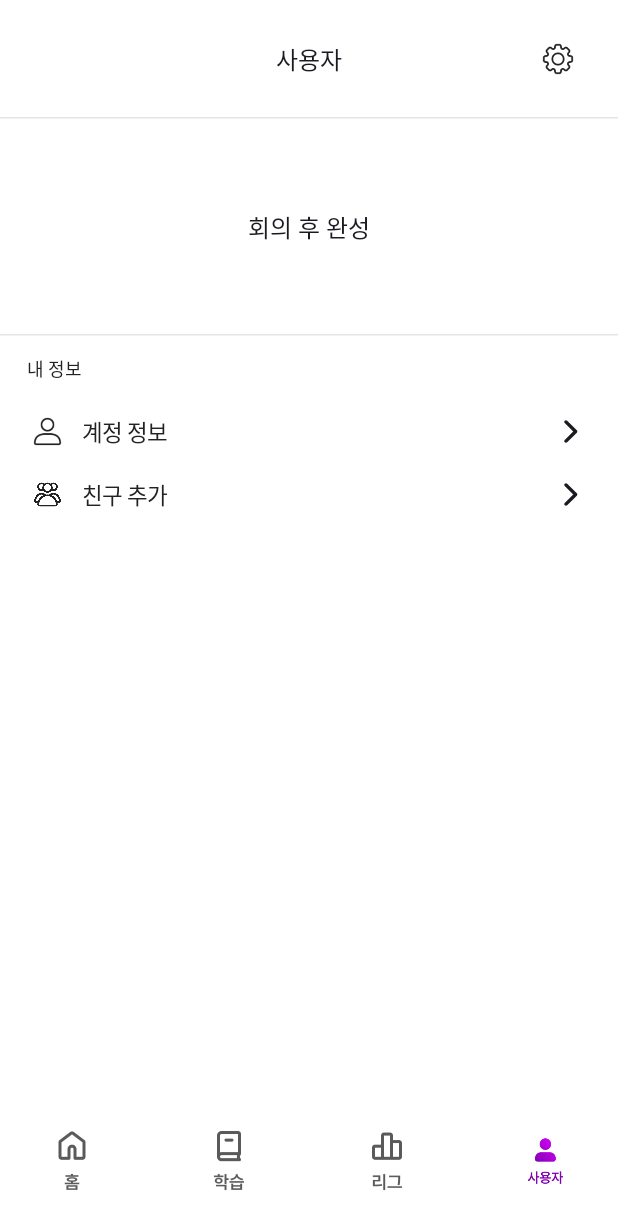
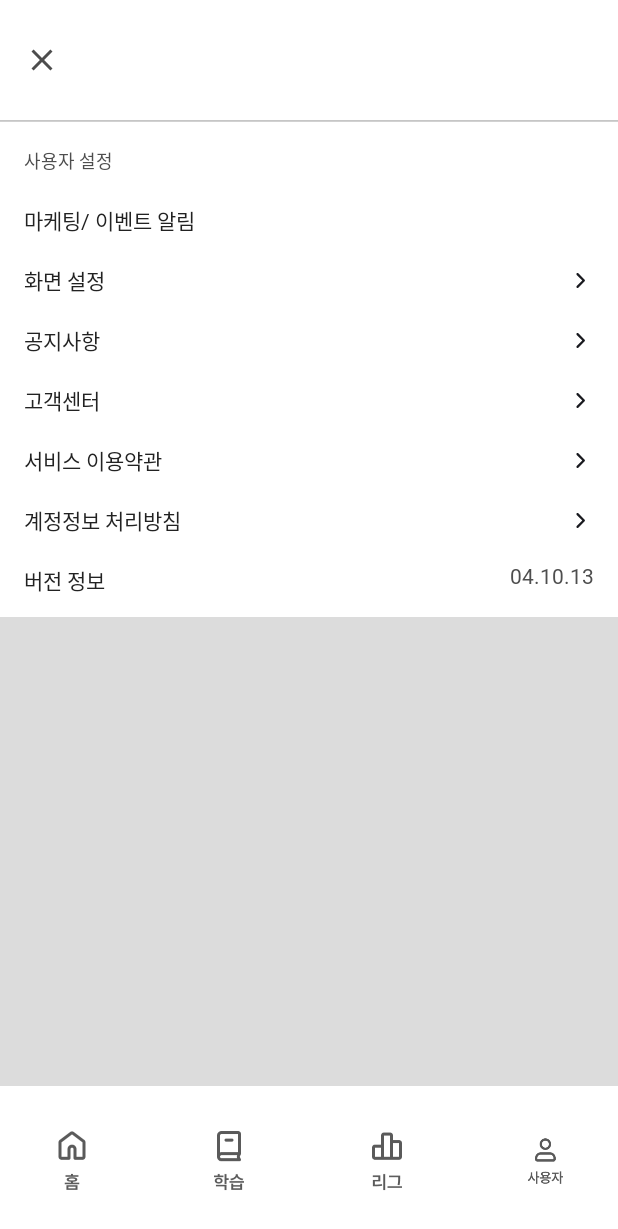
Before and after one commit to Team-Gravit/gravit-aos, an Android app built with Jetpack Compose: the UserScreen screen opened through its navigation route, after a tap on "setting", on a phone screen of 412 x 824 dp. Shown: the top 1229 px of the screen. Run offline under Robolectric (Android 15) with nearby library versions, the phone set to English and light mode, and no system bars; Roboto replaces fonts that are not available here.

Commit message:
사용자 페이지 반절 정도?

```diff
--- a/app/src/main/java/com/example/gravit/main/MainScreen.kt
+++ b/app/src/main/java/com/example/gravit/main/MainScreen.kt
@@ -1,11 +1,13 @@
 package com.example.gravit.main
 
 import BottomNavigationBar
+import android.accounts.Account
 import androidx.compose.foundation.layout.WindowInsets
 import androidx.compose.foundation.layout.padding
 import androidx.compose.material3.Scaffold
 import androidx.compose.runtime.Composable
 import androidx.compose.ui.Modifier
+import androidx.navigation.NavController
 import androidx.navigation.compose.NavHost
 import androidx.navigation.compose.composable
 import androidx.navigation.compose.rememberNavController
@@ -20,26 +22,28 @@ import com.example.gravit.main.Study.Stage.Moon
 import com.example.gravit.main.Study.Stage.Saturn
 import com.example.gravit.main.Study.Stage.Uranus
 import com.example.gravit.main.Study.Stage.Venus
+import com.example.gravit.main.User.AddFriend
+import com.example.gravit.main.User.Setting
 import com.example.gravit.main.User.UserScreen
 
 @Composable
-fun MainScreen() {
-    val navController = rememberNavController()
+fun MainScreen(rootNavController: NavController) {
+    val innerNavController = rememberNavController()
 
     Scaffold(
-        bottomBar = { BottomNavigationBar(navController) },
+        bottomBar = { BottomNavigationBar(innerNavController) },
         contentWindowInsets = WindowInsets(0, 0, 0, 0)
     ) { innerPadding ->
         NavHost(
-            navController = navController,
+            navController = innerNavController,
             startDestination = "home",
             modifier = Modifier.padding(innerPadding)
         ) {
             composable("home") { HomeScreen() }
 
-            //study
-            composable("study") { StudyScreen(navController) }      // == study/root
-            composable("study/earth") { Earth(navController) }
+            // study
+            composable("study") { StudyScreen(innerNavController) }
+            composable("study/earth") { Earth(innerNavController) }
             composable("study/jupiter") { Jupiter() }
             composable("study/mars") { Mars() }
             composable("study/mercury") { Mercury() }
@@ -49,7 +53,12 @@ fun MainScreen() {
             composable("study/venus") { Venus() }
 
             composable("league") { LeagueScreen() }
-            composable("user") { UserScreen() }
+
+            composable("user") { UserScreen(innerNavController) }
+            composable("setting") { Setting(innerNavController) }
+            composable("account") { com.example.gravit.main.User.Account(innerNavController)}
+        //Account로 하면 안되고 저렇게 하면 되더라ㅠ
+            composable("addfriend") { AddFriend(innerNavController) }
         }
     }
 }
--- a/app/src/main/java/com/example/gravit/main/Study/MultipleChoice.kt
+++ b/app/src/main/java/com/example/gravit/main/Study/MultipleChoice.kt
@@ -37,7 +37,7 @@ fun MultipleChoice() {
             Box(
                 modifier = Modifier
                     .fillMaxWidth()
-                    .height(100.dp)
+                    .height(80.dp)
             ) {
                 Text(
                     text = "챕터 이름",
--- a/app/src/main/java/com/example/gravit/main/Study/ShortAnswer.kt
+++ b/app/src/main/java/com/example/gravit/main/Study/ShortAnswer.kt
@@ -39,7 +39,7 @@ fun ShortAnswer() {
             Box(
                 modifier = Modifier
                     .fillMaxWidth()
-                    .height(60.dp)
+                    .height(80.dp)
             ) {
                 Text(
                     text = "챕터 이름",
--- a/app/src/main/java/com/example/gravit/main/User/Setting.kt
+++ b/app/src/main/java/com/example/gravit/main/User/Setting.kt
@@ -1 +1,290 @@
 package com.example.gravit.main.User
+
+import androidx.compose.foundation.background
+import androidx.compose.foundation.clickable
+import androidx.compose.foundation.layout.Arrangement
+import androidx.compose.foundation.layout.Box
+import androidx.compose.foundation.layout.Column
+import androidx.compose.foundation.layout.Row
+import androidx.compose.foundation.layout.fillMaxHeight
+import androidx.compose.foundation.layout.fillMaxSize
+import androidx.compose.foundation.layout.fillMaxWidth
+import androidx.compose.foundation.layout.height
+import androidx.compose.foundation.layout.padding
+import androidx.compose.foundation.layout.size
+import androidx.compose.material.icons.Icons
+import androidx.compose.material.icons.filled.Close
+import androidx.compose.material3.HorizontalDivider
+import androidx.compose.material3.Icon
+import androidx.compose.material3.Text
+import androidx.compose.runtime.Composable
+import androidx.compose.ui.Alignment
+import androidx.compose.ui.Modifier
+import androidx.compose.ui.graphics.Color
+import androidx.compose.ui.graphics.vector.ImageVector
+import androidx.compose.ui.res.vectorResource
+import androidx.compose.ui.text.TextStyle
+import androidx.compose.ui.text.font.FontWeight
+import androidx.compose.ui.tooling.preview.Preview
+import androidx.compose.ui.unit.dp
+import androidx.compose.ui.unit.sp
+import androidx.navigation.NavController
+import androidx.navigation.compose.rememberNavController
+import com.example.gravit.R
+import com.example.gravit.ui.theme.pretendard
+
+
+@Composable
+fun Setting(navController: NavController){
+
+    Box(
+        modifier = Modifier
+            .fillMaxSize()
+            .background(Color(0xFFDCDCDC))
+    ){
+        Column {
+            Box(
+                modifier = Modifier
+                    .fillMaxWidth()
+                    .height(80.dp)
+                    .background(Color.White)
+            ) {
+                Icon(
+                    imageVector = Icons.Default.Close,
+                    contentDescription = "닫기",
+                    modifier = Modifier
+                        .padding(start = 16.dp)
+                        .align(Alignment.CenterStart)
+                        .clickable {
+                            navController.popBackStack()
+                        },
+                    tint = Color(0xFF4D4D4D)
+                )
+            }
+            HorizontalDivider(
+                color = Color.Black.copy(alpha = 0.1f),
+                thickness = 1.dp,
+                modifier = Modifier.fillMaxWidth()
+            )
+            Box(
+                modifier = Modifier
+                    .fillMaxWidth()
+                    .background(Color.White)
+                    .height(330.dp),
+            ) {
+                Column(
+                    modifier = Modifier
+                        .fillMaxHeight()
+                        .padding(start = 16.dp, end = 16.dp),
+                    verticalArrangement = Arrangement.Center
+                ) {
+                    Box(
+                        modifier = Modifier
+                            .fillMaxWidth()
+                            .height(40.dp),
+                        contentAlignment = Alignment.CenterStart
+                    ) {
+                        Text(
+                            text = "사용자 설정",
+                            style = TextStyle(
+                                fontSize = 12.sp,
+                                fontWeight = FontWeight.Medium,
+                                fontFamily = pretendard
+                            ),
+                            color = Color(0xFF4E4E4E),
+                        )
+                    }
+                    Box(
+                        modifier = Modifier
+                            .fillMaxWidth()
+                            .height(40.dp),
+                        contentAlignment = Alignment.CenterStart
+                    ) {
+                        Text(
+                            text = "마케팅/ 이벤트 알림",
+                            style = TextStyle(
+                                fontSize = 14.sp,
+                                fontWeight = FontWeight.Medium,
+                                fontFamily = pretendard
+                            ),
+                            color = Color(0xFF222222),
+                        )
+                    }
+                    Box(
+                        modifier = Modifier
+                            .fillMaxWidth()
+                            .height(40.dp),
+                        contentAlignment = Alignment.CenterStart
+                    ) {
+                        Text(
+                            text = "화면 설정",
+                            style = TextStyle(
+                                fontSize = 14.sp,
+                                fontWeight = FontWeight.Medium,
+                                fontFamily = pretendard
+                            ),
+                            color = Color(0xFF222222),
+                        )
+
+                        Icon(
+                            imageVector = ImageVector.vectorResource(id = R.drawable.left_line),
+                            contentDescription = "account info",
+                            modifier = Modifier
+                                .size(18.dp)
+                                .align(Alignment.CenterEnd)
+                                .clickable {
+                                    // 계정 정보 창으로 넘어가기
+                                }
+                        )
+                    }
+                    Box(
+                        modifier = Modifier
+                            .fillMaxWidth()
+                            .height(40.dp),
+                        contentAlignment = Alignment.CenterStart
+                    ) {
+                        Text(
+                            text = "공지사항",
+                            style = TextStyle(
+                                fontSize = 14.sp,
+                                fontWeight = FontWeight.Medium,
+                                fontFamily = pretendard
+                            ),
+                            color = Color(0xFF222222),
+                        )
+
+                        Icon(
+                            imageVector = ImageVector.vectorResource(id = R.drawable.left_line),
+                            contentDescription = "account info",
+                            modifier = Modifier
+                                .size(18.dp)
+                                .align(Alignment.CenterEnd)
+                                .clickable {
+                                    // 계정 정보 창으로 넘어가기
+                                }
+                        )
+                    }
+                    Box(
+                        modifier = Modifier
+                            .fillMaxWidth()
+                            .height(40.dp),
+                        contentAlignment = Alignment.CenterStart
+                    ) {
+                        Text(
+                            text = "고객센터",
+                            style = TextStyle(
+                                fontSize = 14.sp,
+                                fontWeight = FontWeight.Medium,
+                                fontFamily = pretendard
+                            ),
+                            color = Color(0xFF222222),
+                        )
+
+                        Icon(
+                            imageVector = ImageVector.vectorResource(id = R.drawable.left_line),
+                            contentDescription = "account info",
+                            modifier = Modifier
+                                .size(18.dp)
+                                .align(Alignment.CenterEnd)
+                                .clickable {
+                                    // 계정 정보 창으로 넘어가기
+                                }
+                        )
+                    }
+                    Box(
+                        modifier = Modifier
+                            .fillMaxWidth()
+                            .height(40.dp),
+                        contentAlignment = Alignment.CenterStart
+                    ) {
+                        Text(
+                            text = "서비스 이용약관",
+                            style = TextStyle(
+                                fontSize = 14.sp,
+                                fontWeight = FontWeight.Medium,
+                                fontFamily = pretendard
+                            ),
+                            color = Color(0xFF222222),
+                        )
+
+                        Icon(
+                            imageVector = ImageVector.vectorResource(id = R.drawable.left_line),
+                            contentDescription = "account info",
+                            modifier = Modifier
+                                .size(18.dp)
+                                .align(Alignment.CenterEnd)
+                                .clickable {
+                                    // 계정 정보 창으로 넘어가기
+                                }
+                        )
+                    }
+                    Box(
+                        modifier = Modifier
+                            .fillMaxWidth()
+                            .height(40.dp),
+                        contentAlignment = Alignment.CenterStart
+                    ) {
+                        Text(
+                            text = "계정정보 처리방침",
+                            style = TextStyle(
+                                fontSize = 14.sp,
+                                fontWeight = FontWeight.Medium,
+                                fontFamily = pretendard
+                            ),
+                            color = Color(0xFF222222),
+                        )
+
+                        Icon(
+                            imageVector = ImageVector.vectorResource(id = R.drawable.left_line),
+                            contentDescription = "account info",
+                            modifier = Modifier
+                                .size(18.dp)
+                                .align(Alignment.CenterEnd)
+                                .clickable {
+                                    // 계정 정보 창으로 넘어가기
+                                }
+                        )
+                    }
+                    Box(
+                        modifier = Modifier
+                            .fillMaxWidth()
+                            .height(40.dp),
+                        contentAlignment = Alignment.CenterStart
+                    ) {
+                        Row(
+                            modifier = Modifier.fillMaxWidth(),
+                            horizontalArrangement = Arrangement.SpaceBetween
+                        ){
+                            Text(
+                                text = "버전 정보",
+                                style = TextStyle(
+                                    fontSize = 14.sp,
+                                    fontWeight = FontWeight.Medium,
+                                    fontFamily = pretendard
+                                ),
+                                color = Color(0xFF222222),
+                            )
+                            Text(
+                                text = "04.10.13",
+                                style = TextStyle(
+                                    fontSize = 14.sp,
+                                    fontWeight = FontWeight.Medium,
+                                    fontFamily = pretendard
+                                ),
+                                color = Color(0xFF4E4E4E),
+                            )
+                        }
+                    }
+                }
+            }
+        }
+    }
+}
+
+@Preview(showBackground = true)
+@Composable
+fun SettingPreview() {
+    // 프리뷰용 NavController 생성
+    val navController = rememberNavController()
+    Setting(navController = navController)
+}
--- a/app/src/main/java/com/example/gravit/main/User/UserScreen.kt
+++ b/app/src/main/java/com/example/gravit/main/User/UserScreen.kt
@@ -7,6 +7,8 @@ import androidx.compose.foundation.layout.Arrangement
 import androidx.compose.foundation.layout.Box
 import androidx.compose.foundation.layout.BoxWithConstraints
 import androidx.compose.foundation.layout.Column
+import androidx.compose.foundation.layout.Row
+import androidx.compose.foundation.layout.Spacer
 import androidx.compose.foundation.layout.fillMaxHeight
 import androidx.compose.foundation.layout.fillMaxSize
 import androidx.compose.foundation.layout.fillMaxWidth
@@ -15,8 +17,10 @@ import androidx.compose.foundation.layout.padding
 import androidx.compose.foundation.layout.size
 import androidx.compose.foundation.layout.statusBarsPadding
 import androidx.compose.foundation.layout.systemBarsPadding
+import androidx.compose.foundation.layout.width
 import androidx.compose.material3.HorizontalDivider
 import androidx.compose.material3.Icon
+import androidx.compose.material3.MaterialTheme
 import androidx.compose.material3.Text
 import androidx.compose.runtime.Composable
 import androidx.compose.ui.Alignment
@@ -31,11 +35,13 @@ import androidx.compose.ui.text.font.FontWeight
 import androidx.compose.ui.tooling.preview.Preview
 import androidx.compose.ui.unit.dp
 import androidx.compose.ui.unit.sp
+import androidx.navigation.NavController
+import androidx.navigation.compose.rememberNavController
 import com.example.gravit.R
 import com.example.gravit.ui.theme.pretendard
 
 @Composable
-fun UserScreen() {
+fun UserScreen(navController: NavController) {
     val configuration = LocalConfiguration.current
     val screenHeight = configuration.screenHeightDp.dp
     val screenWidth = configuration.screenWidthDp.dp
@@ -50,29 +56,29 @@ fun UserScreen() {
                 .fillMaxSize()
         ) {
 
+            Spacer(modifier = Modifier.height(30.dp))
+
             Box(
                 modifier = Modifier
                     .fillMaxWidth()
-                    .height(screenHeight * (70f / 740f))
+                    .height(80.dp)
             ) {
                 Text(
                     text = "사용자",
-                    style = TextStyle(
-                        fontSize = 16.sp,
-                        fontWeight = FontWeight.SemiBold,
-                        fontFamily = pretendard
-                    ),
-                    modifier = Modifier.align(Alignment.Center)
+                    fontSize = 20.sp,
+                    fontFamily = pretendard,
+                    fontWeight = FontWeight.Bold,
+                    modifier = Modifier.align(Alignment.Center),
+                    style = MaterialTheme.typography.bodyLarge
                 )
                 Image(
                     painter = painterResource(id = R.drawable.setting),
                     contentDescription = "setting",
                     modifier = Modifier
-                        .padding(end = screenWidth * (25f / 360f))
-                        .size(screenWidth * (20f / 360f))
+                        .padding(end = 16.dp)
                         .align(Alignment.CenterEnd)
                         .clickable{
-                            //설정 창으로 넘어가기
+                            navController.navigate("setting")
                         }
                 )
             }
@@ -107,18 +113,19 @@ fun UserScreen() {
 
             Box(
                 modifier = Modifier
-                    .padding(horizontal = screenWidth * (16f / 360f))
                     .fillMaxWidth()
-                    .height(screenHeight * (114f / 740f)),
+                    .height(130.dp),
             ) {
                 Column (
-                    modifier = Modifier.fillMaxHeight(),
+                    modifier = Modifier
+                        .fillMaxHeight()
+                        .padding(start = 16.dp, end = 16.dp),
                     verticalArrangement = Arrangement.Center
                 ) {
                     Box(
                         modifier = Modifier
                             .fillMaxWidth()
-                            .height(screenHeight * (38f / 740f)),
+                            .height(40.dp),
                         contentAlignment = Alignment.CenterStart
                     ) {
                         Text(
@@ -128,20 +135,27 @@ fun UserScreen() {
                                 fontWeight = FontWeight.Medium,
                                 fontFamily = pretendard
                             ),
-                            color = Color(0xFF222222),
+                            color = Color(0xFF4E4E4E),
                         )
                     }
                     Box(
                         modifier = Modifier
                             .fillMaxWidth()
-                            .height(screenHeight * (38f / 740f)),
+                            .height(40.dp),
                         contentAlignment = Alignment.CenterStart
+                    ) {
+                        Row(
+                            verticalAlignment = Alignment.CenterVertically
                         ) {
                             Image(
                                 painter = painterResource(id = R.drawable.user),
                                 contentDescription = "user",
-                            modifier = Modifier.size(screenWidth * (24f / 360f))
+                                modifier = Modifier
+                                    .padding(vertical = 3.dp)
+                                    .size(24.dp)
                             )
+
+                            Spacer(modifier = Modifier.width(5.dp))
 
                             Text(
                                 text = "계정 정보",
@@ -151,31 +165,39 @@ fun UserScreen() {
                                     fontFamily = pretendard
                                 ),
                                 color = Color(0xFF222222),
-                            modifier = Modifier.padding(start =  screenWidth * (32f / 360f))
                             )
+                        }
 
                         Icon(
                             imageVector = ImageVector.vectorResource(id = R.drawable.left_line),
                             contentDescription = "account info",
                             modifier = Modifier
-                                .size(screenWidth * (24f / 360f))
+                                .size(18.dp)
                                 .align(Alignment.CenterEnd)
                                 .clickable {
-                                    // 계정 정보 창으로 넘어가기
+                                    navController.navigate("account")
                                 }
                         )
                     }
+
                     Box(
                         modifier = Modifier
                             .fillMaxWidth()
-                            .height(screenHeight * (38f / 740f)),
+                            .height(40.dp),
                         contentAlignment = Alignment.CenterStart
+                    ) {
+                        Row(
+                            verticalAlignment = Alignment.CenterVertically
                         ) {
                             Image(
                                 painter = painterResource(id = R.drawable.group),
                                 contentDescription = "user",
-                            modifier = Modifier.size(screenWidth * (24f / 360f))
+                                modifier = Modifier
+                                    .padding(vertical = 3.dp)
+                                    .size(24.dp)
                             )
+
+                            Spacer(modifier = Modifier.width(5.dp))
 
                             Text(
                                 text = "친구 추가",
@@ -185,28 +207,33 @@ fun UserScreen() {
                                     fontFamily = pretendard
                                 ),
                                 color = Color(0xFF222222),
-                            modifier = Modifier.padding(start = screenWidth * (32f / 360f))
                             )
+                        }
 
                         Icon(
                             imageVector = ImageVector.vectorResource(id = R.drawable.left_line),
                             contentDescription = "account info",
                             modifier = Modifier
-                                .size(screenWidth * (24f / 360f))
+                                .size(18.dp)
                                 .align(Alignment.CenterEnd)
-                                .clickable {
-                                }
+                                .clickable { }
                         )
                     }
                 }
             }
+            HorizontalDivider(
+                color = Color.Black.copy(alpha = 0.1f),
+                thickness = 1.dp,
+                modifier = Modifier.fillMaxWidth()
+            )
         }
     }
 }
 
-
 @Preview(showBackground = true)
 @Composable
-fun Preview() {
-    UserScreen()
+fun UserScreenPreview() {
+    // 프리뷰용 NavController 생성
+    val navController = rememberNavController()
+    UserScreen(navController = navController)
 }
--- a/app/src/main/java/com/example/gravit/navigation/AppNavigation.kt
+++ b/app/src/main/java/com/example/gravit/navigation/AppNavigation.kt
@@ -7,19 +7,17 @@ import com.example.gravit.login.LoginScreen
 import com.example.gravit.login.ProfileFinish
 import com.example.gravit.login.ProfileSetting
 import com.example.gravit.main.MainScreen
-import com.example.gravit.main.Study.ShortAnswer
 import com.example.gravit.splash.SplashScreen
 
 @Composable
 fun AppNavigation() {
-    val navController = rememberNavController()
+    val rootnavController = rememberNavController()
 
-    NavHost(navController = navController, startDestination = "main") {
-        composable("splash") { SplashScreen(navController) }
-        composable("login choice") { LoginScreen(navController) }
-        composable("profile setting") { ProfileSetting(navController) }
-        composable("profile finish") { ProfileFinish(navController) }
-        composable("main") { MainScreen() }
-        composable("short") {ShortAnswer()}
+    NavHost(navController = rootnavController, startDestination = "main") {
+        composable("splash") { SplashScreen(rootnavController) }
+        composable("login choice") { LoginScreen(rootnavController) }
+        composable("profile setting") { ProfileSetting(rootnavController) }
+        composable("profile finish") { ProfileFinish(rootnavController) }
+        composable("main") { MainScreen(rootnavController) }
     }
 }
```
Also changed, not shown: app/src/main/java/com/example/gravit/main/User/Account.kt (+225 -0 lines), app/src/main/java/com/example/gravit/main/User/AddFriend.kt (+104 -0 lines), app/src/main/res/drawable/user.png. Lines whose indentation alone changed are shown as unchanged.
